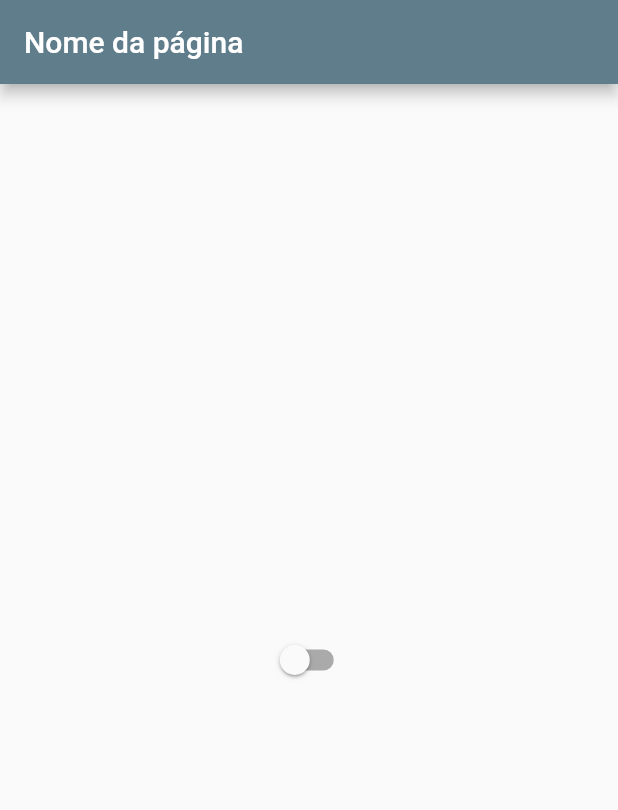
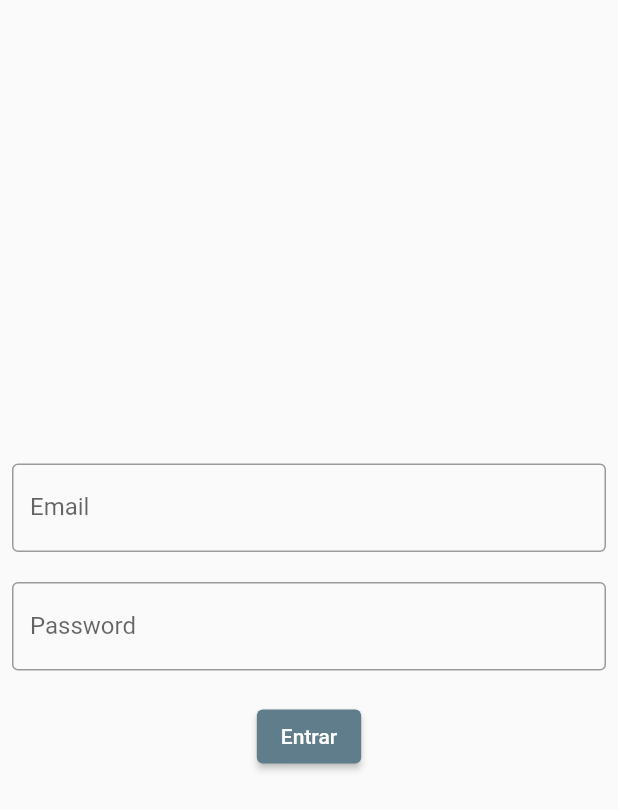
Before and after one commit to sousa-p/aprendendo_flutter, a Flutter app: the screen it shows after launch, on a phone screen of 412 x 824 dp. Shown: the top 810 px of the screen. Run offline on Flutter 3.47's test engine with Material 2 defaults, Android fonts, the phone set to English and light mode, and no system bars.

Commit message:
Text area e rotas manuais

```diff
--- a/lib/app_widget.dart
+++ b/lib/app_widget.dart
@@ -1,5 +1,5 @@
 import 'package:aprendendo_flutter/app_controller.dart';
-import 'package:aprendendo_flutter/home_page.dart';
+import 'package:aprendendo_flutter/login_page.dart';
 import 'package:flutter/material.dart';
 
 class AppWidget extends StatelessWidget {
@@ -13,9 +13,9 @@ class AppWidget extends StatelessWidget {
                   primarySwatch: Colors.blueGrey,
                   brightness: AppController.instance.isDarkTheme
                       ? Brightness.dark
-                      : Brightness.light
-                  ),
-              home: HomePage());
+                      : Brightness.light),
+              home: LoginPage()
+            );
         });
   }
 }
--- /dev/null
+++ b/lib/login_page.dart
@@ -0,0 +1,65 @@
+import 'package:aprendendo_flutter/home_page.dart';
+import 'package:flutter/material.dart';
+
+class LoginPage extends StatelessWidget {
+  LoginPage({Key? key}) : super(key: key);
+
+  String email = '';
+  String password = '';
+
+  @override
+  Widget build(BuildContext context) {
+    return Scaffold(
+      body: SingleChildScrollView(
+        child: SizedBox(
+          width: MediaQuery.of(context).size.width,
+          height: MediaQuery.of(context).size.height,
+          child: Padding(
+            padding: EdgeInsets.all(8),
+            child: Column(
+              mainAxisAlignment: MainAxisAlignment.center,
+              children: [
+                TextField(
+                  onChanged: (text) {
+                    email = text;
+                  },
+                  keyboardType: TextInputType.emailAddress,
+                  decoration: const InputDecoration(
+                    labelText: 'Email',
+                    border: OutlineInputBorder(),
+                  ),
+                ),
+                const Padding(
+                  padding: EdgeInsets.symmetric(
+                    vertical: 10,
+                  ),
+                ),
+                TextField(
+                  onChanged: (text) {
+                    password = text;
+                  },
+                  obscureText: true,
+                  decoration: const InputDecoration(
+                    labelText: 'Password',
+                    border: OutlineInputBorder(),
+                  ),
+                ),
+                const Padding(
+                  padding: EdgeInsets.symmetric(
+                    vertical: 10,
+                  ),
+                ),
+                ElevatedButton(
+                    onPressed: () {
+                      Navigator.of(context).push(
+                          MaterialPageRoute(builder: (context) => HomePage()));
+                    },
+                    child: const Text('Entrar')),
+              ],
+            ),
+          ),
+        ),
+      ),
+    );
+  }
+}
```
